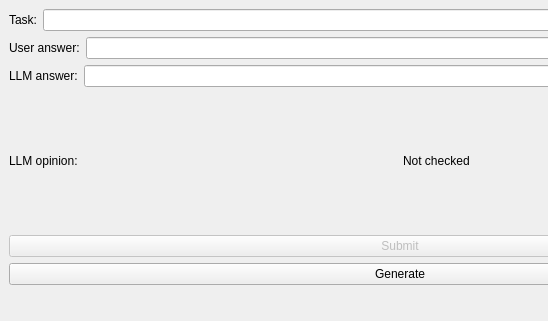
The window that Lesson_8/Task_1/llmmathquiz.ui (NG-2022-Stanislav-Mykhailenko/NG_2024_Stanislav_Mykhailenko) describes before a commit, drawn with Qt 5; both pictures show x 0 to 548 and y 0 to 321 of the 800 by 600 pixel window.
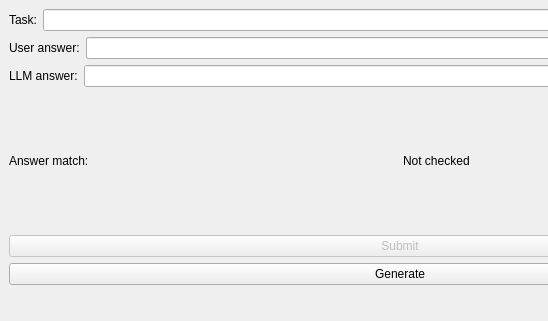
The same window after the commit.

Commit message: Fix Lesson 8 Task 1

Patch:
```diff
--- a/Lesson_8/Task_1/llmmathquiz.ui
+++ b/Lesson_8/Task_1/llmmathquiz.ui
@@ -74,7 +74,7 @@
       <item>
        <widget class="QLabel" name="label_6">
         <property name="text">
-         <string>LLM opinion:</string>
+         <string>Answer match:</string>
         </property>
        </widget>
       </item>
```
Left out of the diff: 2 changed lines with no effect on the pictures. The commit also changes 1 other file.
